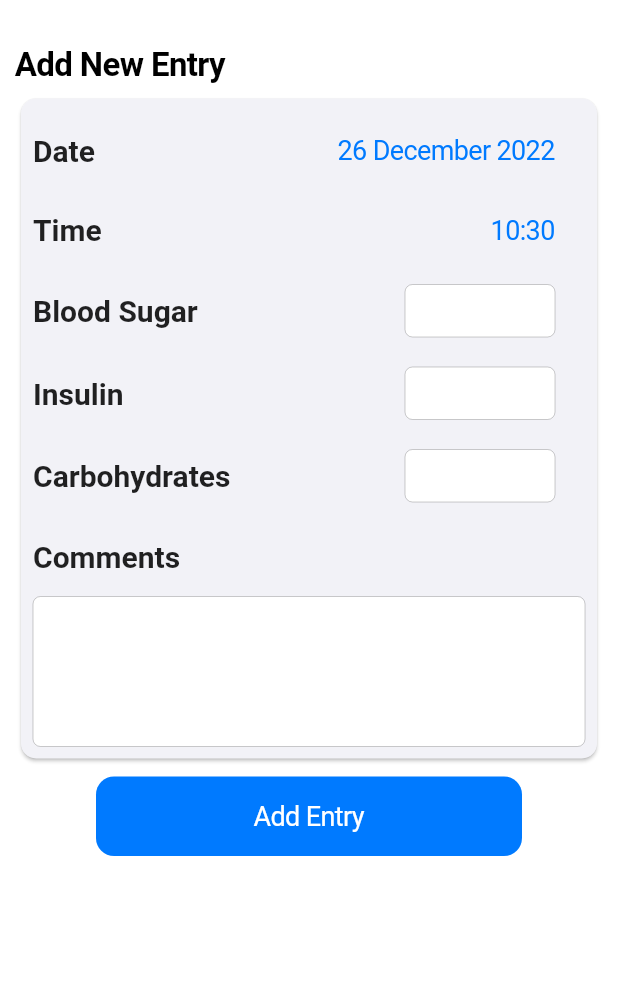
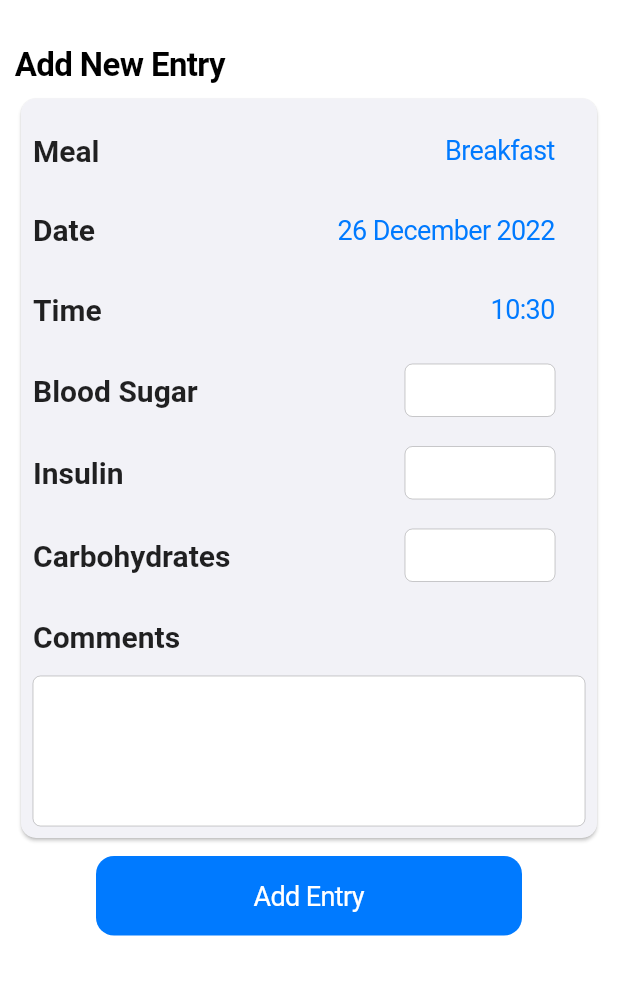
Before and after one commit to NabeelAzuhar/Diabetter, a Flutter app: the AddEntry screen opened directly, on a phone screen of 412 x 824 dp, the part 50-1045 px from its top. Run offline on Flutter 3.47's test engine with Material 2 defaults, Android fonts, the phone set to English and light mode, and no system bars.

Commit message:
editted add_entry to add new meal entries

```diff
--- a/ioana_die/lib/add_entry.dart
+++ b/ioana_die/lib/add_entry.dart
@@ -17,6 +17,15 @@ class _AddEntryState extends State<AddEntry> {
   final insulinController = TextEditingController();
   final carbsController = TextEditingController();
   final commentController = TextEditingController();
+  final List<String> _mealNames = <String>[
+    'Breakfast',
+    'Morning Tea',
+    'Lunch',
+    'Supper',
+    'Dinner',
+    'Dessert'
+  ];
+  int _selectedMeal = 0;
 
   void _showDialog(Widget child) {
     showCupertinoModalPopup<void>(
@@ -112,13 +121,13 @@ class _AddEntryState extends State<AddEntry> {
     String comment = commentController.text;
     List<String> newData = [time, bloodSugar, insulin, carbs, comment];
 
-    if (UserData.userData[0].containsKey(date) &&
-        UserData.userData[0][date] != null) {
+    if (UserData.userData[_selectedMeal].containsKey(date) &&
+        UserData.userData[_selectedMeal][date] != null) {
       List<String> previousValue =
-          (UserData.userData[0][date] ?? ['error']).toList();
-      UserData.userData[0][date] = previousValue + newData;
+          (UserData.userData[_selectedMeal][date] ?? ['error']).toList();
+      UserData.userData[_selectedMeal][date] = previousValue + newData;
     } else {
-      UserData.userData[0].addEntries({
+      UserData.userData[_selectedMeal].addEntries({
         date: [time, bloodSugar, insulin, carbs, comment]
       }.entries);
     }
@@ -173,6 +182,42 @@ class _AddEntryState extends State<AddEntry> {
                     child: Column(
                       crossAxisAlignment: CrossAxisAlignment.start,
                       children: [
+                        Row(
+                          mainAxisAlignment: MainAxisAlignment.spaceBetween,
+                          children: [
+                            const Text('Meal',
+                                style: TextStyle(
+                                  fontSize: 20,
+                                  fontWeight: FontWeight.bold,
+                                )),
+                            CupertinoButton(
+                              onPressed: () => _showDialog(
+                                CupertinoPicker(
+                                    magnification: 1.22,
+                                    squeeze: 1.2,
+                                    useMagnifier: true,
+                                    itemExtent: 32.0,
+                                    onSelectedItemChanged: (int selectedItem) {
+                                      setState(() {
+                                        _selectedMeal = selectedItem;
+                                      });
+                                    },
+                                    children: List<Widget>.generate(
+                                        _mealNames.length, (int index) {
+                                      return Center(
+                                        child: Text(
+                                          _mealNames[index],
+                                        ),
+                                      );
+                                    })),
+                              ),
+                              child: Text(_mealNames[_selectedMeal],
+                                  style: const TextStyle(
+                                    fontSize: 18,
+                                  )),
+                            ),
+                          ],
+                        ),
                         Row(
                           mainAxisAlignment: MainAxisAlignment.spaceBetween,
                           children: [
```
